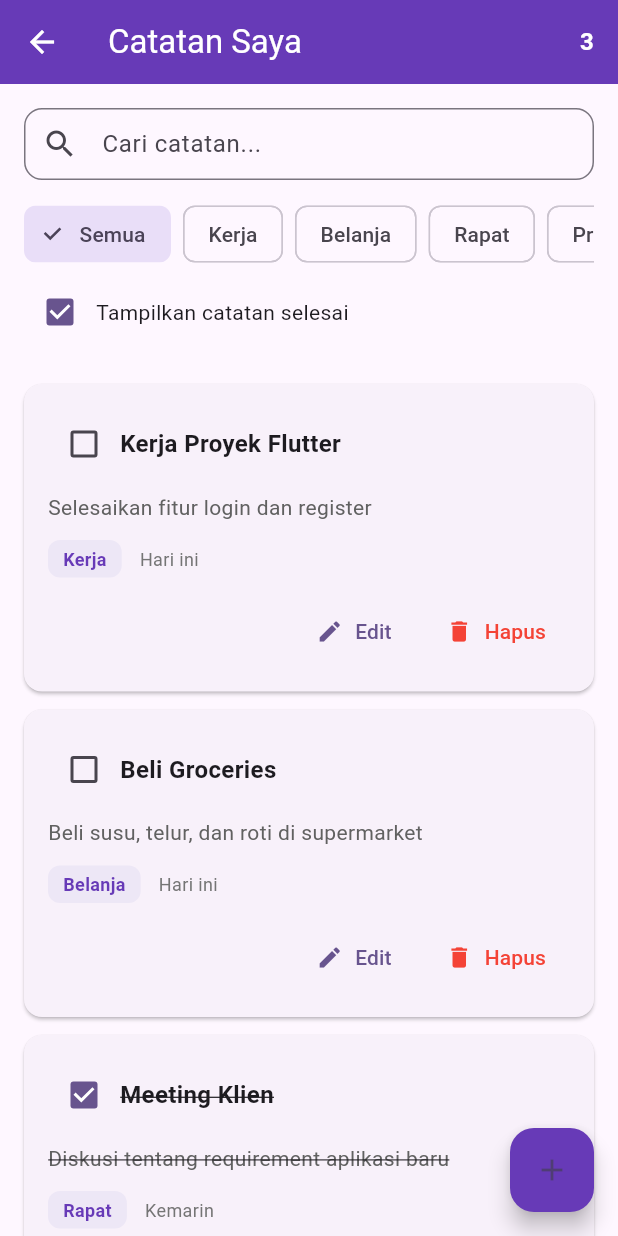
After one commit to ipaddr/202523430031-23343062, a Flutter app: the screen it shows once a user with an empty profile is signed in, after a tap on the "note" icon, on a phone screen of 412 x 824 dp. The commit adds this screen. Run offline on Flutter 3.47's test engine with Material 3 defaults, Android fonts, the phone set to English and light mode, and no system bars; our stand-ins replace cloud_firestore, firebase_auth, firebase_core, firebase_storage; accounts and stored records are empty.

Commit message:
feat: add Go From Login to Notes View

```diff
--- a/app1/lib/models/models.dart
+++ b/app1/lib/models/models.dart
@@ -147,3 +147,95 @@ class PostModel {
     );
   }
 }
+
+/// Note model untuk menyimpan catatan pengguna
+class NoteModel {
+  final String id;
+  final String title;
+  final String content;
+  final String userId;
+  final String? category;
+  final List<String>? tags;
+  final bool isDone;
+  final DateTime? reminder;
+  final DateTime? createdAt;
+  final DateTime? updatedAt;
+
+  NoteModel({
+    required this.id,
+    required this.title,
+    required this.content,
+    required this.userId,
+    this.category,
+    this.tags,
+    this.isDone = false,
+    this.reminder,
+    this.createdAt,
+    this.updatedAt,
+  });
+
+  /// Convert to JSON
+  Map<String, dynamic> toJson() {
+    return {
+      'id': id,
+      'title': title,
+      'content': content,
+      'userId': userId,
+      'category': category,
+      'tags': tags,
+      'isDone': isDone,
+      'reminder': reminder,
+      'createdAt': createdAt,
+      'updatedAt': updatedAt,
+    };
+  }
+
+  /// Create from JSON
+  factory NoteModel.fromJson(Map<String, dynamic> json) {
+    return NoteModel(
+      id: json['id'] as String? ?? '',
+      title: json['title'] as String? ?? '',
+      content: json['content'] as String? ?? '',
+      userId: json['userId'] as String? ?? '',
+      category: json['category'] as String?,
+      tags: List<String>.from(json['tags'] as List? ?? []),
+      isDone: json['isDone'] as bool? ?? false,
+      reminder: json['reminder'] != null
+          ? DateTime.parse(json['reminder'].toString())
+          : null,
+      createdAt: json['createdAt'] != null
+          ? DateTime.parse(json['createdAt'].toString())
+          : null,
+      updatedAt: json['updatedAt'] != null
+          ? DateTime.parse(json['updatedAt'].toString())
+          : null,
+    );
+  }
+
+  /// Copy with
+  NoteModel copyWith({
+    String? id,
+    String? title,
+    String? content,
+    String? userId,
+    String? category,
+    List<String>? tags,
+    bool? isDone,
+    DateTime? reminder,
+    DateTime? createdAt,
+    DateTime? updatedAt,
+  }) {
+    return NoteModel(
+      id: id ?? this.id,
+      title: title ?? this.title,
+      content: content ?? this.content,
+      userId: userId ?? this.userId,
+      category: category ?? this.category,
+      tags: tags ?? this.tags,
+      isDone: isDone ?? this.isDone,
+      reminder: reminder ?? this.reminder,
+      createdAt: createdAt ?? this.createdAt,
+      updatedAt: updatedAt ?? this.updatedAt,
+    );
+  }
+}
--- a/app1/lib/screens/home_screen.dart
+++ b/app1/lib/screens/home_screen.dart
@@ -1,6 +1,7 @@
 import 'package:flutter/material.dart';
 import 'package:app1/services/auth_service.dart';
 import 'logout_screen.dart';
+import 'notes_screen.dart';
 
 /// Home Screen - Halaman utama setelah login
 class HomeScreen extends StatefulWidget {
@@ -100,6 +101,47 @@ class _HomeScreenState extends State<HomeScreen> {
             ),
             const SizedBox(height: 40),
 
+            // Feature Buttons
+            Row(
+              mainAxisAlignment: MainAxisAlignment.center,
+              children: [
+                // Notes Button
+                Column(
+                  children: [
+                    Container(
+                      width: 60,
+                      height: 60,
+                      decoration: BoxDecoration(
+                        color: Colors.blue[100],
+                        shape: BoxShape.circle,
+                      ),
+                      child: Material(
+                        color: Colors.transparent,
+                        child: InkWell(
+                          onTap: () {
+                            Navigator.push(
+                              context,
+                              MaterialPageRoute(
+                                builder: (context) => const NotesScreen(),
+                              ),
+                            );
+                          },
+                          child: Icon(
+                            Icons.note,
+                            size: 32,
+                            color: Colors.blue[700],
+                          ),
+                        ),
+                      ),
+                    ),
+                    const SizedBox(height: 8),
+                    const Text('Catatan', style: TextStyle(fontSize: 12)),
+                  ],
+                ),
+              ],
+            ),
+            const SizedBox(height: 40),
+
             // Logout Button
             SizedBox(
               width: 200,
--- /dev/null
+++ b/app1/lib/screens/notes_screen.dart
@@ -0,0 +1,538 @@
+import 'package:flutter/material.dart';
+import 'package:app1/models/models.dart';
+import 'package:app1/services/auth_service.dart';
+
+/// Notes Screen - Halaman untuk mengelola catatan
+class NotesScreen extends StatefulWidget {
+  const NotesScreen({super.key});
+
+  @override
+  State<NotesScreen> createState() => _NotesScreenState();
+}
+
+class _NotesScreenState extends State<NotesScreen> {
+  final _authService = AuthService();
+  final _searchController = TextEditingController();
+
+  /// Sample notes data - In production, fetch from Firestore
+  List<NoteModel> _notes = [];
+  List<NoteModel> _filteredNotes = [];
+  String _selectedCategory = 'Semua';
+  bool _showCompleted = true;
+
+  @override
+  void initState() {
+    super.initState();
+    _loadNotes();
+    _searchController.addListener(_filterNotes);
+  }
+
+  @override
+  void dispose() {
+    _searchController.dispose();
+    super.dispose();
+  }
+
+  /// Load notes - TODO: Connect to Firestore
+  void _loadNotes() {
+    _notes = [
+      NoteModel(
+        id: '1',
+        title: 'Kerja Proyek Flutter',
+        content: 'Selesaikan fitur login dan register',
+        userId: _authService.currentUser?.uid ?? '',
+        category: 'Kerja',
+        isDone: false,
+        createdAt: DateTime.now().subtract(const Duration(hours: 2)),
+      ),
+      NoteModel(
+        id: '2',
+        title: 'Beli Groceries',
+        content: 'Beli susu, telur, dan roti di supermarket',
+        userId: _authService.currentUser?.uid ?? '',
+        category: 'Belanja',
+        isDone: false,
+        createdAt: DateTime.now().subtract(const Duration(hours: 5)),
+      ),
+      NoteModel(
+        id: '3',
+        title: 'Meeting Klien',
+        content: 'Diskusi tentang requirement aplikasi baru',
+        userId: _authService.currentUser?.uid ?? '',
+        category: 'Rapat',
+        isDone: true,
+        createdAt: DateTime.now().subtract(const Duration(days: 1)),
+      ),
+    ];
+    _filterNotes();
+  }
+
+  /// Filter and search notes
+  void _filterNotes() {
+    _filteredNotes = _notes.where((note) {
+      // Filter by search
+      final matchesSearch =
+          note.title.toLowerCase().contains(
+            _searchController.text.toLowerCase(),
+          ) ||
+          note.content.toLowerCase().contains(
+            _searchController.text.toLowerCase(),
+          );
+
+      // Filter by category
+      final matchesCategory =
+          _selectedCategory == 'Semua' || note.category == _selectedCategory;
+
+      // Filter by completion status
+      final matchesStatus = _showCompleted || !note.isDone;
+
+      return matchesSearch && matchesCategory && matchesStatus;
+    }).toList();
+
+    setState(() {});
+  }
+
+  /// Show add/edit note dialog
+  void _showNoteDialog({NoteModel? note}) {
+    final isEditing = note != null;
+    final titleController = TextEditingController(text: note?.title ?? '');
+    final contentController = TextEditingController(text: note?.content ?? '');
+    String selectedCategory = note?.category ?? 'Kerja';
+
+    showDialog(
+      context: context,
+      builder: (BuildContext context) {
+        return AlertDialog(
+          shape: RoundedRectangleBorder(
+            borderRadius: BorderRadius.circular(16),
+          ),
+          title: Text(isEditing ? 'Edit Catatan' : 'Catatan Baru'),
+          content: SingleChildScrollView(
+            child: Column(
+              mainAxisSize: MainAxisSize.min,
+              children: [
+                TextField(
+                  controller: titleController,
+                  decoration: InputDecoration(
+                    labelText: 'Judul',
+                    hintText: 'Masukkan judul catatan',
+                    border: OutlineInputBorder(
+                      borderRadius: BorderRadius.circular(8),
+                    ),
+                  ),
+                ),
+                const SizedBox(height: 16),
+                TextField(
+                  controller: contentController,
+                  decoration: InputDecoration(
+                    labelText: 'Isi',
+                    hintText: 'Masukkan isi catatan',
+                    border: OutlineInputBorder(
+                      borderRadius: BorderRadius.circular(8),
+                    ),
+                  ),
+                  maxLines: 4,
+                ),
+                const SizedBox(height: 16),
+                DropdownButtonFormField<String>(
+                  value: selectedCategory,
+                  decoration: InputDecoration(
+                    labelText: 'Kategori',
+                    border: OutlineInputBorder(
+                      borderRadius: BorderRadius.circular(8),
+                    ),
+                  ),
+                  items: ['Kerja', 'Belanja', 'Rapat', 'Pribadi', 'Lainnya']
+                      .map(
+                        (cat) => DropdownMenuItem(value: cat, child: Text(cat)),
+                      )
+                      .toList(),
+                  onChanged: (value) {
+                    if (value != null) selectedCategory = value;
+                  },
+                ),
+              ],
+            ),
+          ),
+          actions: [
+            TextButton(
+              onPressed: () => Navigator.pop(context),
+              child: const Text('Batal'),
+            ),
+            ElevatedButton(
+              onPressed: () {
+                final newNote = NoteModel(
+                  id: note?.id ?? DateTime.now().toString(),
+                  title: titleController.text,
+                  content: contentController.text,
+                  userId: _authService.currentUser?.uid ?? '',
+                  category: selectedCategory,
+                  isDone: note?.isDone ?? false,
+                  createdAt: note?.createdAt ?? DateTime.now(),
+                  updatedAt: DateTime.now(),
+                );
+
+                setState(() {
+                  if (isEditing) {
+                    final index = _notes.indexWhere((n) => n.id == note.id);
+                    if (index != -1) {
+                      _notes[index] = newNote;
+                    }
+                  } else {
+                    _notes.add(newNote);
+                  }
+                  _filterNotes();
+                });
+
+                Navigator.pop(context);
+                ScaffoldMessenger.of(context).showSnackBar(
+                  SnackBar(
+                    content: Text(
+                      isEditing
+                          ? 'Catatan diperbarui'
+                          : 'Catatan berhasil ditambahkan',
+                    ),
+                    backgroundColor: Colors.green,
+                  ),
+                );
+              },
+              child: Text(isEditing ? 'Perbarui' : 'Simpan'),
+            ),
+          ],
+        );
+      },
+    );
+  }
+
+  /// Delete note with confirmation
+  void _deleteNote(NoteModel note) {
+    showDialog(
+      context: context,
+      builder: (context) => AlertDialog(
+        title: const Text('Hapus Catatan'),
+        content: const Text('Apakah Anda yakin ingin menghapus catatan ini?'),
+        actions: [
+          TextButton(
+            onPressed: () => Navigator.pop(context),
+            child: const Text('Batal'),
+          ),
+          ElevatedButton(
+            onPressed: () {
+              setState(() {
+                _notes.removeWhere((n) => n.id == note.id);
+                _filterNotes();
+              });
+              Navigator.pop(context);
+              ScaffoldMessenger.of(context).showSnackBar(
+                const SnackBar(
+                  content: Text('Catatan dihapus'),
+                  backgroundColor: Colors.red,
+                ),
+              );
+            },
+            style: ElevatedButton.styleFrom(backgroundColor: Colors.red),
+            child: const Text('Hapus', style: TextStyle(color: Colors.white)),
+          ),
+        ],
+      ),
+    );
+  }
+
+  /// Toggle note completion status
+  void _toggleNoteStatus(NoteModel note) {
+    setState(() {
+      final index = _notes.indexWhere((n) => n.id == note.id);
+      if (index != -1) {
+        _notes[index] = note.copyWith(isDone: !note.isDone);
+        _filterNotes();
+      }
+    });
+  }
+
+  @override
+  Widget build(BuildContext context) {
+    return Scaffold(
+      appBar: AppBar(
+        title: const Text('Catatan Saya'),
+        elevation: 0,
+        backgroundColor: Colors.deepPurple,
+        actions: [
+          Padding(
+            padding: const EdgeInsets.only(right: 16),
+            child: Center(
+              child: Text(
+                '${_filteredNotes.length}',
+                style: const TextStyle(
+                  color: Colors.white,
+                  fontSize: 16,
+                  fontWeight: FontWeight.w600,
+                ),
+              ),
+            ),
+          ),
+        ],
+      ),
+      body: Column(
+        children: [
+          // Search Bar
+          Padding(
+            padding: const EdgeInsets.all(16),
+            child: TextField(
+              controller: _searchController,
+              decoration: InputDecoration(
+                hintText: 'Cari catatan...',
+                prefixIcon: const Icon(Icons.search),
+                border: OutlineInputBorder(
+                  borderRadius: BorderRadius.circular(12),
+                ),
+                contentPadding: const EdgeInsets.symmetric(vertical: 12),
+              ),
+            ),
+          ),
+
+          // Filter and Toggle Options
+          Padding(
+            padding: const EdgeInsets.symmetric(horizontal: 16),
+            child: SingleChildScrollView(
+              scrollDirection: Axis.horizontal,
+              child: Row(
+                children: [
+                  // Category Filter
+                  SizedBox(
+                    height: 40,
+                    child: ListView(
+                      scrollDirection: Axis.horizontal,
+                      shrinkWrap: true,
+                      children:
+                          ['Semua', 'Kerja', 'Belanja', 'Rapat', 'Pribadi']
+                              .map(
+                                (category) => Padding(
+                                  padding: const EdgeInsets.only(right: 8),
+                                  child: FilterChip(
+                                    label: Text(category),
+                                    selected: _selectedCategory == category,
+                                    onSelected: (selected) {
+                                      setState(() {
+                                        _selectedCategory = selected
+                                            ? category
+                                            : 'Semua';
+                                        _filterNotes();
+                                      });
+                                    },
+                                  ),
+                                ),
+                              )
+                              .toList(),
+                    ),
+                  ),
+                ],
+              ),
+            ),
+          ),
+
+          const SizedBox(height: 8),
+
+          // Toggle Completed Notes
+          Padding(
+            padding: const EdgeInsets.symmetric(horizontal: 16),
+            child: Row(
+              children: [
+                Checkbox(
+                  value: _showCompleted,
+                  onChanged: (value) {
+                    setState(() {
+                      _showCompleted = value ?? true;
+                      _filterNotes();
+                    });
+                  },
+                ),
+                const Text('Tampilkan catatan selesai'),
+              ],
+            ),
+          ),
+
+          const SizedBox(height: 8),
+
+          // Notes List
+          Expanded(
+            child: _filteredNotes.isEmpty
+                ? Center(
+                    child: Column(
+                      mainAxisAlignment: MainAxisAlignment.center,
+                      children: [
+                        Icon(
+                          Icons.note_outlined,
+                          size: 64,
+                          color: Colors.grey[400],
+                        ),
+                        const SizedBox(height: 16),
+                        Text(
+                          'Tidak ada catatan',
+                          style: TextStyle(
+                            fontSize: 16,
+                            color: Colors.grey[600],
+                          ),
+                        ),
+                      ],
+                    ),
+                  )
+                : ListView.builder(
+                    padding: const EdgeInsets.all(16),
+                    itemCount: _filteredNotes.length,
+                    itemBuilder: (context, index) {
+                      final note = _filteredNotes[index];
+                      return _NoteCard(
+                        note: note,
+                        onEdit: () => _showNoteDialog(note: note),
+                        onDelete: () => _deleteNote(note),
+                        onToggle: () => _toggleNoteStatus(note),
+                      );
+                    },
+                  ),
+          ),
+        ],
+      ),
+      floatingActionButton: FloatingActionButton(
+        onPressed: () => _showNoteDialog(),
+        backgroundColor: Colors.deepPurple,
+        child: const Icon(Icons.add),
+      ),
+    );
+  }
+}
+
+/// Note Card Widget
+class _NoteCard extends StatelessWidget {
+  final NoteModel note;
+  final VoidCallback onEdit;
+  final VoidCallback onDelete;
+  final VoidCallback onToggle;
+
+  const _NoteCard({
+    required this.note,
+    required this.onEdit,
+    required this.onDelete,
+    required this.onToggle,
+  });
+
+  @override
+  Widget build(BuildContext context) {
+    return Card(
+      margin: const EdgeInsets.only(bottom: 12),
+      shape: RoundedRectangleBorder(borderRadius: BorderRadius.circular(12)),
+      child: Padding(
+        padding: const EdgeInsets.all(16),
+        child: Column(
+          crossAxisAlignment: CrossAxisAlignment.start,
+          children: [
+            // Title and Checkbox
+            Row(
+              children: [
+                Checkbox(value: note.isDone, onChanged: (_) => onToggle()),
+                Expanded(
+                  child: Text(
+                    note.title,
+                    style: TextStyle(
+                      fontSize: 16,
+                      fontWeight: FontWeight.w600,
+                      decoration: note.isDone
+                          ? TextDecoration.lineThrough
+                          : TextDecoration.none,
+                    ),
+                  ),
+                ),
+              ],
+            ),
+            const SizedBox(height: 8),
+
+            // Content
+            Text(
+              note.content,
+              style: TextStyle(
+                fontSize: 14,
+                color: Colors.grey[700],
+                decoration: note.isDone
+                    ? TextDecoration.lineThrough
+                    : TextDecoration.none,
+              ),
+              maxLines: 2,
+              overflow: TextOverflow.ellipsis,
+            ),
+            const SizedBox(height: 12),
+
+            // Category and Date
+            Row(
+              children: [
+                Container(
+                  padding: const EdgeInsets.symmetric(
+                    horizontal: 10,
+                    vertical: 4,
+                  ),
+                  decoration: BoxDecoration(
+                    color: Colors.deepPurple[50],
+                    borderRadius: BorderRadius.circular(8),
+                  ),
+                  child: Text(
+                    note.category ?? 'Umum',
+                    style: TextStyle(
+                      fontSize: 12,
+                      color: Colors.deepPurple,
+                      fontWeight: FontWeight.w600,
+                    ),
+                  ),
+                ),
+                const SizedBox(width: 12),
+                Text(
+                  _formatDate(note.createdAt),
+                  style: TextStyle(fontSize: 12, color: Colors.grey[600]),
+                ),
+              ],
+            ),
+            const SizedBox(height: 12),
+
+            // Action Buttons
+            Row(
+              mainAxisAlignment: MainAxisAlignment.end,
+              children: [
+                TextButton.icon(
+                  onPressed: onEdit,
+                  icon: const Icon(Icons.edit, size: 18),
+                  label: const Text('Edit'),
+                ),
+                const SizedBox(width: 8),
+                TextButton.icon(
+                  onPressed: onDelete,
+                  icon: const Icon(Icons.delete, size: 18, color: Colors.red),
+                  label: const Text(
+                    'Hapus',
+                    style: TextStyle(color: Colors.red),
+                  ),
+                ),
+              ],
+            ),
+          ],
+        ),
+      ),
+    );
+  }
+
+  String _formatDate(DateTime? date) {
+    if (date == null) return '';
+    final now = DateTime.now();
+    final difference = now.difference(date);
+
+    if (difference.inMinutes < 1) {
+      return 'Baru saja';
+    } else if (difference.inHours < 1) {
+      return '${difference.inMinutes} menit lalu';
+    } else if (difference.inDays < 1) {
+      return 'Hari ini';
+    } else if (difference.inDays == 1) {
+      return 'Kemarin';
+    } else if (difference.inDays < 7) {
+      return '${difference.inDays} hari lalu';
+    } else {
+      return '${date.day}/${date.month}/${date.year}';
+    }
+  }
+}
```
